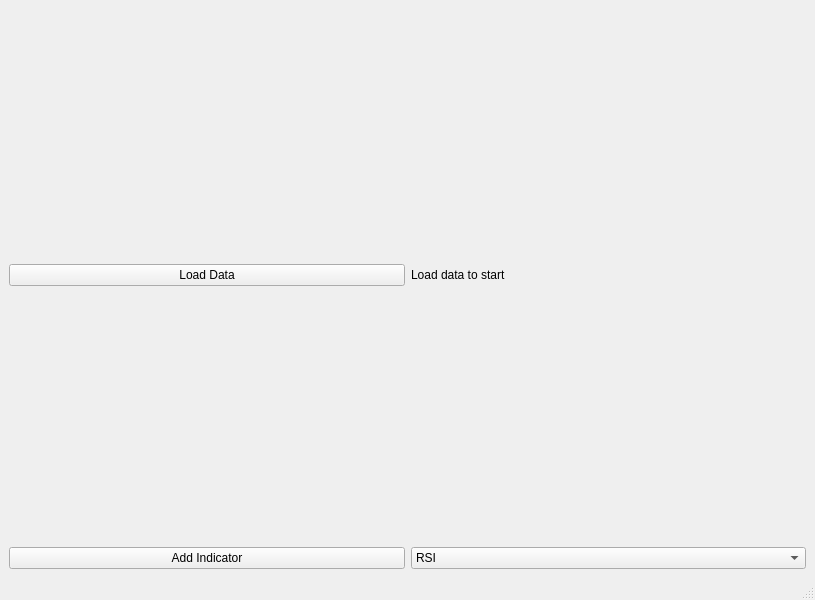
nathanielCherian/quantalon, file test1.ui: the form before one commit.
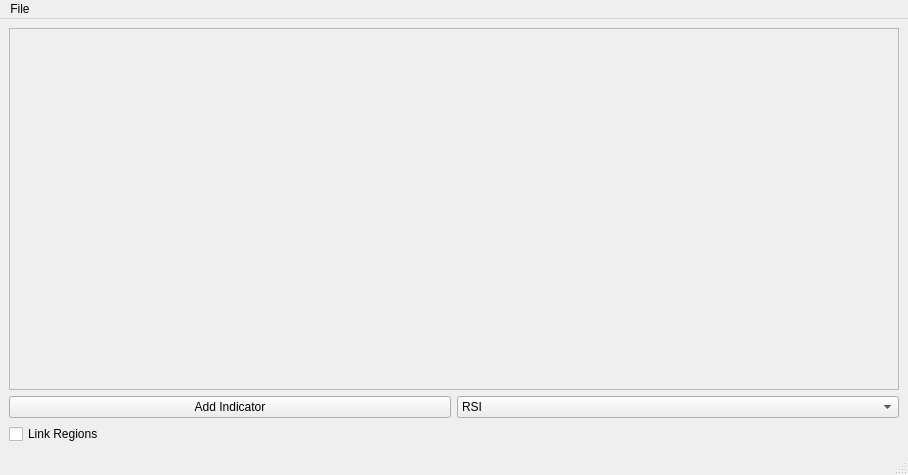
The form after the commit.

Patch:
```diff
--- a/test1.ui
+++ b/test1.ui
@@ -6,8 +6,8 @@
    <rect>
     <x>0</x>
     <y>0</y>
-    <width>815</width>
-    <height>600</height>
+    <width>908</width>
+    <height>475</height>
    </rect>
   </property>
   <property name="windowTitle">
@@ -19,24 +19,6 @@
      <layout class="QHBoxLayout" name="horizontalLayout_2"/>
     </item>
     <item row="1" column="0">
-     <layout class="QHBoxLayout" name="horizontalLayout">
-      <item>
-       <widget class="QPushButton" name="loadDataButton">
-        <property name="text">
-         <string>Load Data</string>
-        </property>
-       </widget>
-      </item>
-      <item>
-       <widget class="QLabel" name="loadDataLabel">
-        <property name="text">
-         <string>Load data to start</string>
-        </property>
-       </widget>
-      </item>
-     </layout>
-    </item>
-    <item row="2" column="0">
      <layout class="QHBoxLayout" name="horizontalLayout_3">
       <item>
        <widget class="QPushButton" name="pushButton">
@@ -61,6 +43,44 @@
       </item>
      </layout>
     </item>
+    <item row="0" column="0">
+     <widget class="QScrollArea" name="scrollArea">
+      <property name="widgetResizable">
+       <bool>true</bool>
+      </property>
+      <widget class="QWidget" name="scrollAreaWidgetContents">
+       <property name="geometry">
+        <rect>
+         <x>0</x>
+         <y>0</y>
+         <width>888</width>
+         <height>360</height>
+        </rect>
+       </property>
+       <layout class="QVBoxLayout" name="verticalLayout_3">
+        <property name="leftMargin">
+         <number>5</number>
+        </property>
+        <property name="topMargin">
+         <number>5</number>
+        </property>
+        <property name="rightMargin">
+         <number>5</number>
+        </property>
+        <property name="bottomMargin">
+         <number>5</number>
+        </property>
+       </layout>
+      </widget>
+     </widget>
+    </item>
+    <item row="2" column="0">
+     <widget class="QCheckBox" name="checkBox">
+      <property name="text">
+       <string>Link Regions</string>
+      </property>
+     </widget>
+    </item>
    </layout>
   </widget>
   <widget class="QMenuBar" name="menubar">
@@ -68,10 +88,19 @@
     <rect>
      <x>0</x>
      <y>0</y>
-     <width>815</width>
+     <width>908</width>
      <height>21</height>
     </rect>
    </property>
+   <widget class="QMenu" name="menuFile">
+    <property name="title">
+     <string>File</string>
+    </property>
+    <addaction name="actionOpen"/>
+    <addaction name="separator"/>
+    <addaction name="actionExit"/>
+   </widget>
+   <addaction name="menuFile"/>
   </widget>
   <widget class="QStatusBar" name="statusbar"/>
  </widget>
```
Left out of the diff: 13 changed lines with no effect on the pictures.
